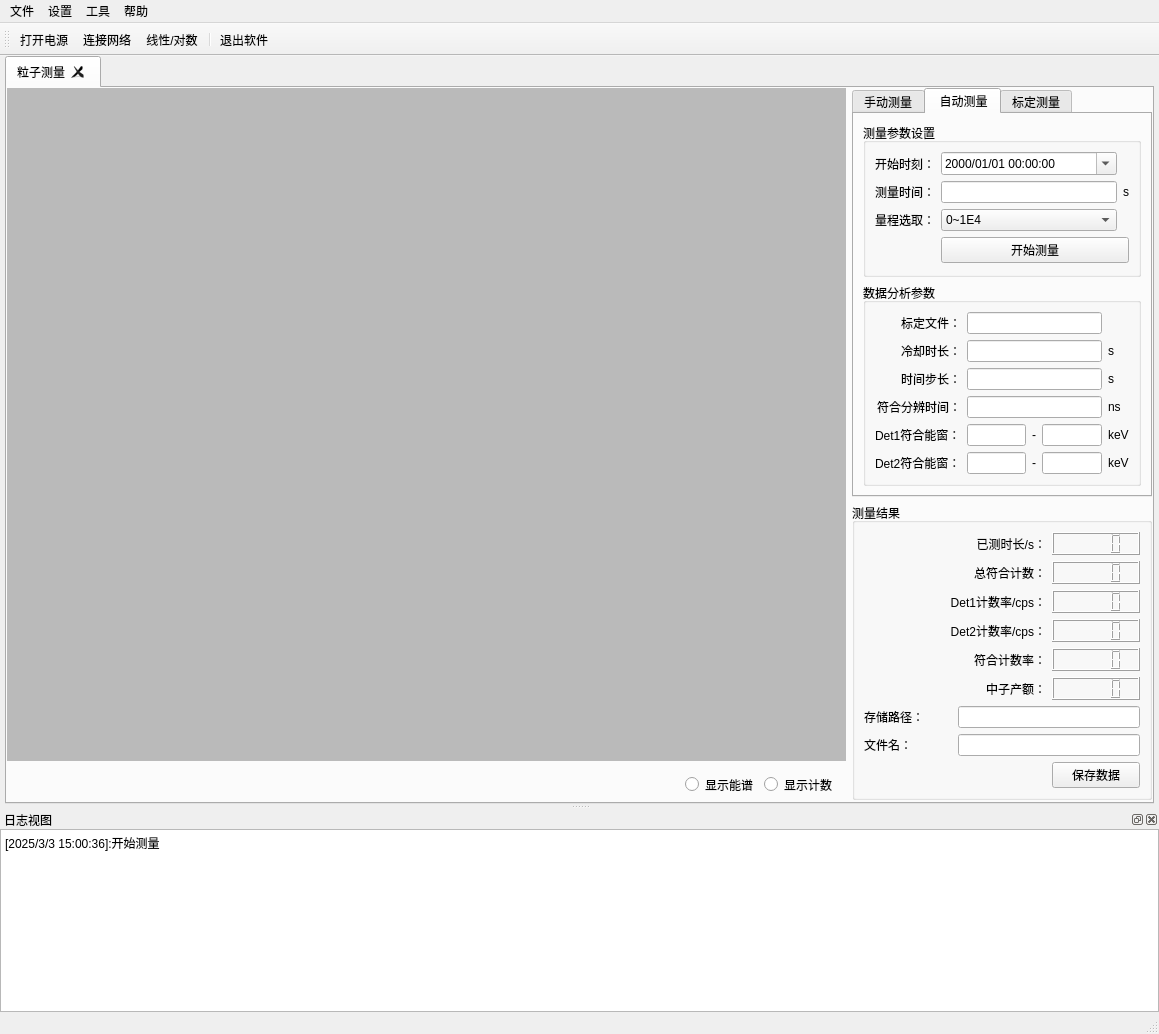
Before: the Qt Designer form mainwindow.ui in MrXiaomao/Cu_Activation, drawn with Qt 5.
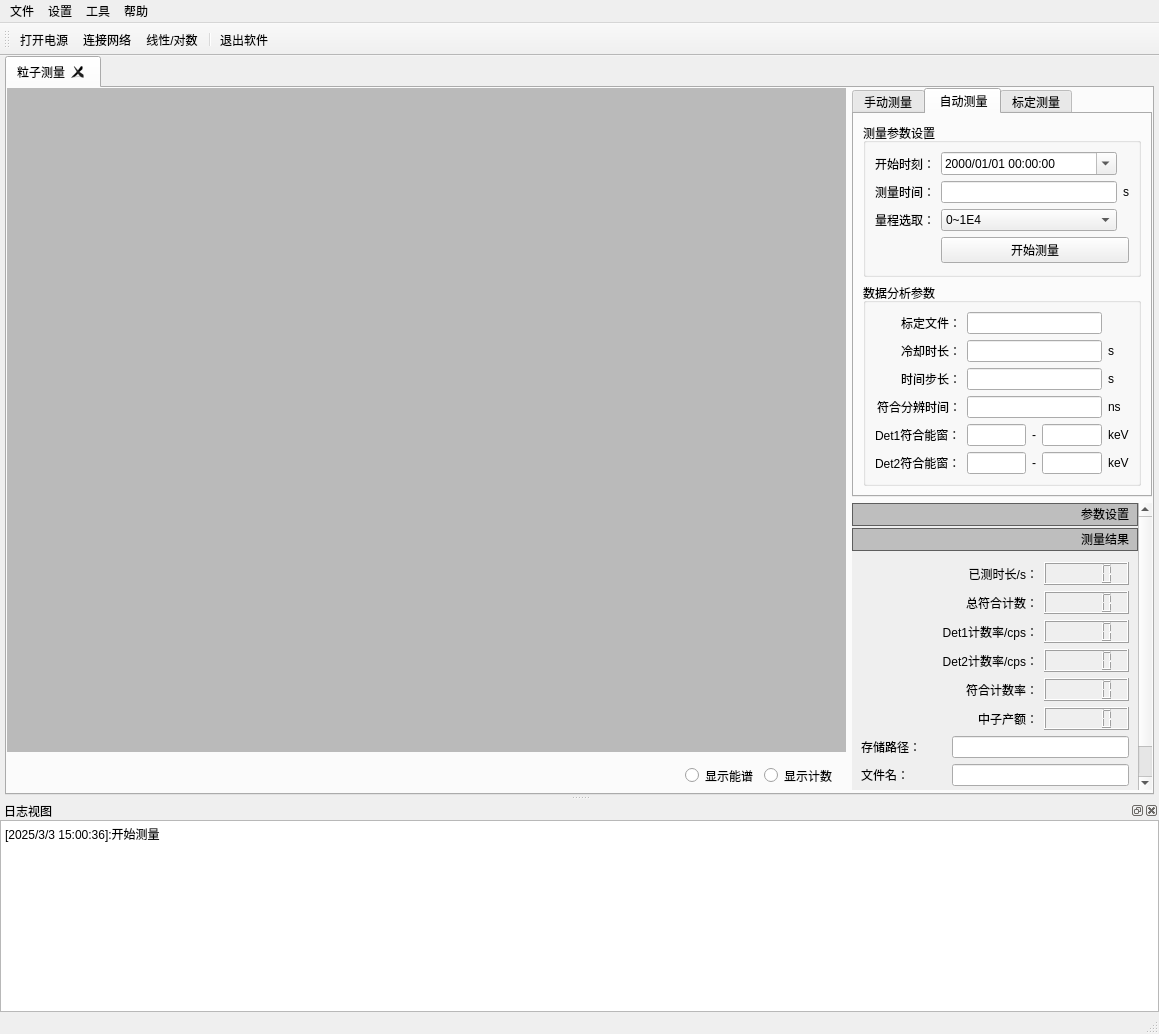
After: the same form once the commit is applied. The open tabs and pages were chosen to show the change. Icons and pictures are not drawn.

```diff
--- a/mainwindow.ui
+++ b/mainwindow.ui
@@ -489,7 +489,7 @@
                    </widget>
                   </item>
                   <item row="7" column="1" colspan="2">
-                   <widget class="QWidget" name="widget_2" native="true">
+                   <widget class="QWidget" name="widget_12" native="true">
                     <layout class="QHBoxLayout" name="horizontalLayout_2">
                      <property name="leftMargin">
                       <number>0</number>
@@ -1016,10 +1016,205 @@
             </widget>
            </item>
            <item>
-            <widget class="QGroupBox" name="groupBox_2">
-             <property name="title">
+            <widget class="QScrollArea" name="scrollArea">
+             <property name="frameShape">
+              <enum>QFrame::NoFrame</enum>
+             </property>
+             <property name="widgetResizable">
+              <bool>true</bool>
+             </property>
+             <widget class="QWidget" name="scrollAreaWidgetContents">
+              <property name="geometry">
+               <rect>
+                <x>0</x>
+                <y>0</y>
+                <width>283</width>
+                <height>317</height>
+               </rect>
+              </property>
+              <layout class="QVBoxLayout" name="verticalLayout_6">
+               <property name="spacing">
+                <number>2</number>
+               </property>
+               <property name="leftMargin">
+                <number>0</number>
+               </property>
+               <property name="topMargin">
+                <number>0</number>
+               </property>
+               <property name="rightMargin">
+                <number>0</number>
+               </property>
+               <property name="bottomMargin">
+                <number>0</number>
+               </property>
+               <item>
+                <widget class="QWidget" name="widget_10" native="true">
+                 <property name="minimumSize">
+                  <size>
+                   <width>0</width>
+                   <height>0</height>
+                  </size>
+                 </property>
+                 <layout class="QVBoxLayout" name="verticalLayout_5">
+                  <property name="spacing">
+                   <number>0</number>
+                  </property>
+                  <property name="leftMargin">
+                   <number>0</number>
+                  </property>
+                  <property name="topMargin">
+                   <number>0</number>
+                  </property>
+                  <property name="rightMargin">
+                   <number>0</number>
+                  </property>
+                  <property name="bottomMargin">
+                   <number>0</number>
+                  </property>
+                  <item>
+                   <widget class="QWidget" name="widget_9" native="true">
+                    <property name="sizePolicy">
+                     <sizepolicy hsizetype="Preferred" vsizetype="Fixed">
+                      <horstretch>0</horstretch>
+                      <verstretch>0</verstretch>
+                     </sizepolicy>
+                    </property>
+                    <property name="minimumSize">
+                     <size>
+                      <width>0</width>
+                      <height>23</height>
+                     </size>
+                    </property>
+                    <property name="styleSheet">
+                     <string notr="true">.QWidget{
+	border: 1px solid #5e5e5e;	
+	background-color: rgb(190, 190, 190);
+}</string>
+                    </property>
+                    <layout class="QHBoxLayout" name="horizontalLayout_9">
+                     <property name="topMargin">
+                      <number>0</number>
+                     </property>
+                     <property name="bottomMargin">
+                      <number>0</number>
+                     </property>
+                     <item>
+                      <widget class="QLabel" name="label_tag">
+                       <property name="sizePolicy">
+                        <sizepolicy hsizetype="Fixed" vsizetype="Fixed">
+                         <horstretch>0</horstretch>
+                         <verstretch>0</verstretch>
+                        </sizepolicy>
+                       </property>
+                       <property name="text">
+                        <string/>
+                       </property>
+                       <property name="pixmap">
+                        <pixmap resource="resource.qrc">:/resource/arrow-drop-up-x16.png</pixmap>
+                       </property>
+                       <property name="scaledContents">
+                        <bool>false</bool>
+                       </property>
+                      </widget>
+                     </item>
+                     <item>
+                      <widget class="QLabel" name="label_57">
+                       <property name="sizePolicy">
+                        <sizepolicy hsizetype="Preferred" vsizetype="Fixed">
+                         <horstretch>0</horstretch>
+                         <verstretch>0</verstretch>
+                        </sizepolicy>
+                       </property>
+                       <property name="text">
+                        <string>参数设置</string>
+                       </property>
+                       <property name="alignment">
+                        <set>Qt::AlignRight|Qt::AlignTrailing|Qt::AlignVCenter</set>
+                       </property>
+                      </widget>
+                     </item>
+                    </layout>
+                   </widget>
+                  </item>
+                  <item>
+                   <widget class="QWidget" name="widget_tag" native="true">
+                    <property name="minimumSize">
+                     <size>
+                      <width>0</width>
+                      <height>0</height>
+                     </size>
+                    </property>
+                    <layout class="QGridLayout" name="gridLayout_12">
+                     <property name="leftMargin">
+                      <number>0</number>
+                     </property>
+                     <property name="topMargin">
+                      <number>0</number>
+                     </property>
+                     <property name="rightMargin">
+                      <number>0</number>
+                     </property>
+                     <property name="bottomMargin">
+                      <number>0</number>
+                     </property>
+                     <property name="spacing">
+                      <number>0</number>
+                     </property>
+                    </layout>
+                   </widget>
+                  </item>
+                 </layout>
+                </widget>
+               </item>
+               <item>
+                <widget class="QWidget" name="widget_11" native="true">
+                 <property name="sizePolicy">
+                  <sizepolicy hsizetype="Preferred" vsizetype="Fixed">
+                   <horstretch>0</horstretch>
+                   <verstretch>0</verstretch>
+                  </sizepolicy>
+                 </property>
+                 <property name="minimumSize">
+                  <size>
+                   <width>0</width>
+                   <height>23</height>
+                  </size>
+                 </property>
+                 <property name="styleSheet">
+                  <string notr="true">.QWidget{
+	border: 1px solid #5e5e5e;	
+	background-color: rgb(190, 190, 190);
+}</string>
+                 </property>
+                 <layout class="QHBoxLayout" name="horizontalLayout_10">
+                  <property name="topMargin">
+                   <number>0</number>
+                  </property>
+                  <property name="bottomMargin">
+                   <number>0</number>
+                  </property>
+                  <item>
+                   <widget class="QLabel" name="label_58">
+                    <property name="sizePolicy">
+                     <sizepolicy hsizetype="Preferred" vsizetype="Fixed">
+                      <horstretch>0</horstretch>
+                      <verstretch>0</verstretch>
+                     </sizepolicy>
+                    </property>
+                    <property name="text">
               <string>测量结果</string>
              </property>
+                    <property name="alignment">
+                     <set>Qt::AlignRight|Qt::AlignTrailing|Qt::AlignVCenter</set>
+                    </property>
+                   </widget>
+                  </item>
+                 </layout>
+                </widget>
+               </item>
+               <item>
+                <widget class="QWidget" name="widget_2" native="true">
              <layout class="QGridLayout" name="gridLayout_7">
               <item row="0" column="0" colspan="2">
                <widget class="QLabel" name="label_17">
@@ -1129,6 +1324,10 @@
              </layout>
             </widget>
            </item>
+              </layout>
+             </widget>
+            </widget>
+           </item>
            <item>
             <spacer name="verticalSpacer_3">
              <property name="orientation">
```
Left out of the diff: 21 changed lines with no effect on the pictures. Lines whose indentation alone changed are shown as unchanged.
